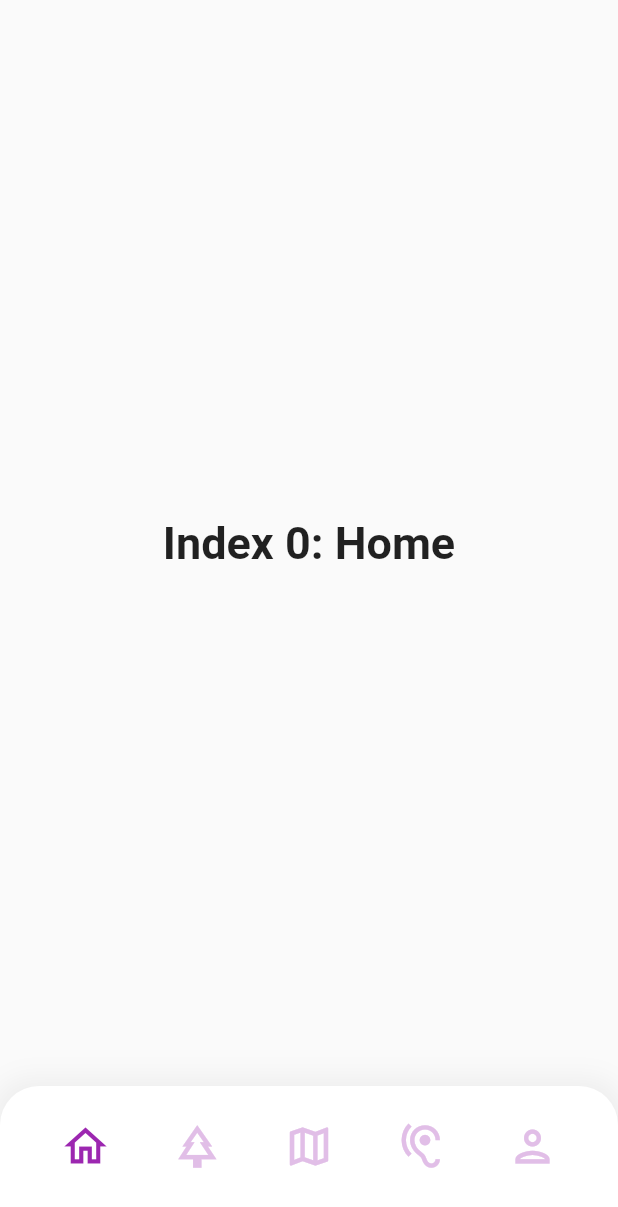
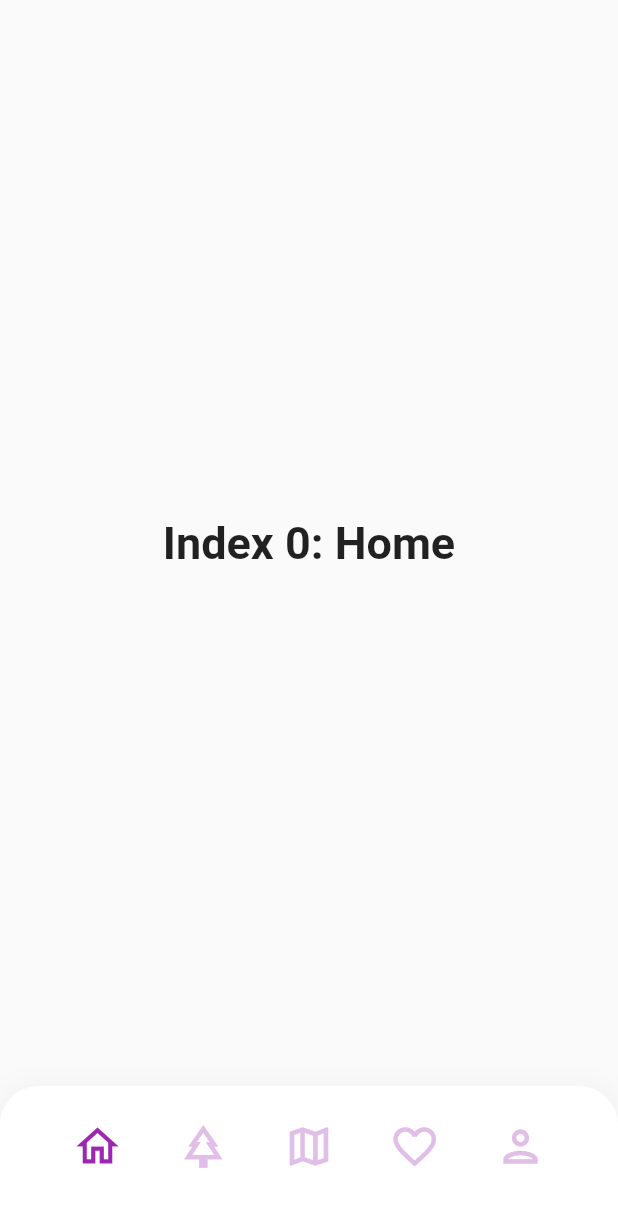
Before and after one commit to Crepiks/demal-mobile, a Flutter app: the screen it shows after launch, on a phone screen of 412 x 824 dp. Shown: the top 1207 px of the screen. Run offline on Flutter 3.47's test engine with Material 2 defaults, Android fonts, the phone set to English and light mode, and no system bars.

Commit message:
feat: implement navigation through main screens

```diff
--- a/lib/common/components/bottom_navigation.dart
+++ b/lib/common/components/bottom_navigation.dart
@@ -1,7 +1,17 @@
 import "package:flutter/material.dart";
+import 'package:flutter/services.dart';
 
 class BottomNavigation extends StatelessWidget {
-  const BottomNavigation({Key? key}) : super(key: key);
+  late final List<Icon> icons;
+  late final int selectedIndex;
+  late final onTabPress;
+
+  BottomNavigation(
+      {Key? key,
+      required this.icons,
+      required this.selectedIndex,
+      required this.onTabPress})
+      : super(key: key);
 
   @override
   Widget build(BuildContext context) {
@@ -13,8 +23,8 @@ class BottomNavigation extends StatelessWidget {
                 color: Colors.white,
                 boxShadow: [
                   BoxShadow(
-                      color: Colors.grey.shade200,
-                      blurRadius: 14,
+                      color: Colors.grey.shade100,
+                      blurRadius: 10,
                       spreadRadius: 5),
                 ],
                 borderRadius: BorderRadius.only(
@@ -24,32 +34,20 @@ class BottomNavigation extends StatelessWidget {
                 padding: EdgeInsets.only(left: 40, right: 40, bottom: 20),
                 child: Row(
                     mainAxisAlignment: MainAxisAlignment.spaceBetween,
-                    children: [
-                      Icon(
-                        Icons.home_outlined,
-                        size: 34,
-                        color: Colors.purple,
-                      ),
-                      Icon(
-                        Icons.park_outlined,
-                        size: 34,
-                        color: Colors.purple.shade100,
-                      ),
-                      Icon(
-                        Icons.map_outlined,
-                        size: 34,
-                        color: Colors.purple.shade100,
-                      ),
-                      Icon(
-                        Icons.hearing_outlined,
-                        size: 34,
-                        color: Colors.purple.shade100,
-                      ),
-                      Icon(
-                        Icons.person_outlined,
-                        size: 34,
-                        color: Colors.purple.shade100,
-                      ),
-                    ]))));
+                    children: icons
+                        .map(
+                          (icon) => IconButton(
+                            color: icons.indexOf(icon) == selectedIndex
+                                ? Colors.purple
+                                : Colors.purple.shade100,
+                            icon: icon,
+                            iconSize: 34,
+                            onPressed: () {
+                              HapticFeedback.selectionClick();
+                              this.onTabPress(icons.indexOf(icon));
+                            },
+                          ),
+                        )
+                        .toList()))));
   }
 }
--- a/lib/main.dart
+++ b/lib/main.dart
@@ -20,7 +20,6 @@ class App extends StatelessWidget {
   }
 }
 
-/// This is the stateful widget that the main application instantiates.
 class MainScreens extends StatefulWidget {
   const MainScreens({Key? key}) : super(key: key);
 
@@ -28,49 +27,55 @@ class MainScreens extends StatefulWidget {
   State<MainScreens> createState() => _MainScreensState();
 }
 
-/// This is the private State class that goes with MyStatefulWidget.
 class _MainScreensState extends State<MainScreens> {
   int _selectedIndex = 0;
-  static const TextStyle optionStyle =
+
+  static TextStyle optionStyle =
       TextStyle(fontSize: 30, fontWeight: FontWeight.bold);
-  static const List<Widget> _widgetOptions = <Widget>[
+  static List<Widget> _pages = <Widget>[
     Text(
       'Index 0: Home',
       style: optionStyle,
     ),
     Text(
-      'Index 1: Business',
+      'Index 1: Tours',
       style: optionStyle,
     ),
     Text(
-      'Index 2: School',
+      'Index 2: Map',
       style: optionStyle,
     ),
     Text(
-      'Index 3: Settings',
+      'Index 3: Saved tours',
       style: optionStyle,
     ),
     Text(
-      'Index 4: Settings',
+      'Index 4: Profile',
       style: optionStyle,
     ),
   ];
-
-  void _onItemTapped(int index) {
-    setState(() {
-      _selectedIndex = index;
-    });
-  }
 
   @override
   Widget build(BuildContext context) {
     return Scaffold(
         body: Center(
-          child: _widgetOptions.elementAt(_selectedIndex),
+          child: _pages.elementAt(_selectedIndex),
         ),
         bottomNavigationBar: Container(
             decoration: BoxDecoration(
                 borderRadius: BorderRadius.all(Radius.circular(10))),
-            child: BottomNavigation()));
+            child: BottomNavigation(icons: <Icon>[
+              Icon(Icons.home_outlined),
+              Icon(Icons.park_outlined),
+              Icon(Icons.map_outlined),
+              Icon(Icons.favorite_border_outlined),
+              Icon(Icons.person_outlined)
+            ], selectedIndex: _selectedIndex, onTabPress: _onTabItemPressed)));
+  }
+
+  void _onTabItemPressed(int index) {
+    setState(() {
+      _selectedIndex = index;
+    });
   }
 }
--- a/pubspec.yaml
+++ b/pubspec.yaml
@@ -23,8 +23,6 @@ environment:
 dependencies:
   flutter:
     sdk: flutter
-
-
   # The following adds the Cupertino Icons font to your application.
   # Use with the CupertinoIcons class for iOS style icons.
   cupertino_icons: ^1.0.2
```
Also changed, not shown: 6 other files.
